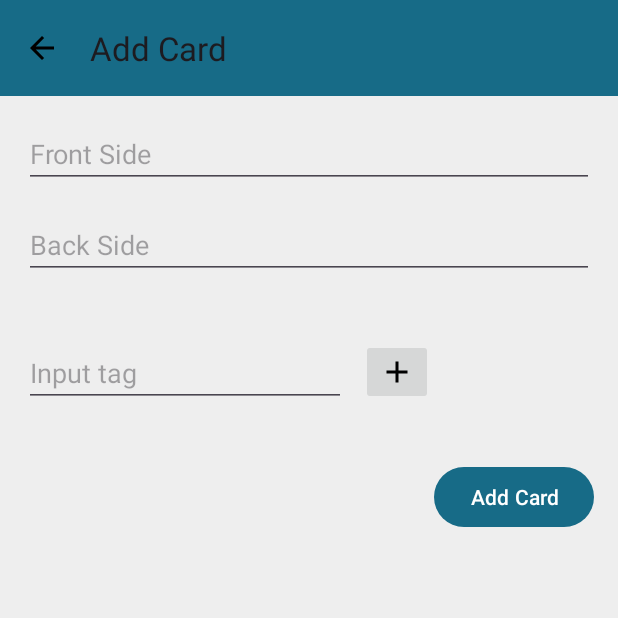
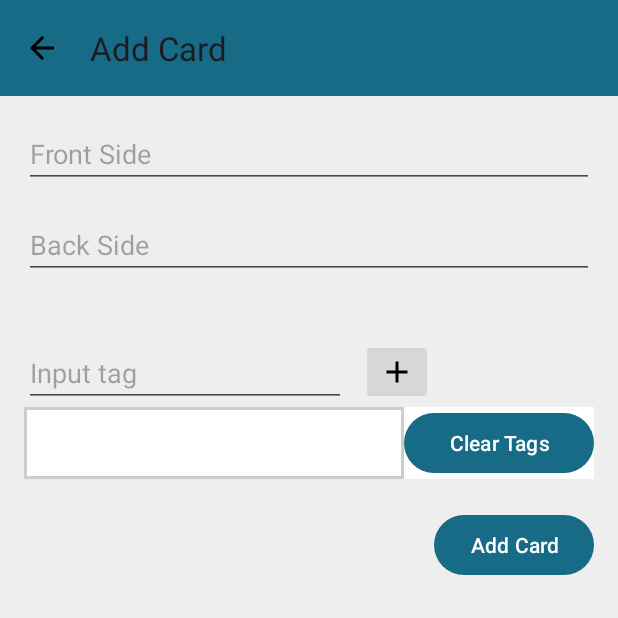
Before and after one commit to borgCode/FlashcardMobile, an Android app: the fragment AddCardFragment placed in its activity, on a phone screen of 412 x 824 dp, the top half of it. Run offline under Robolectric (Android 15) with nearby library versions, the phone set to English and light mode, and no system bars; our stand-ins replace Room's generated code.

Commit message:
Saving tags to cards

```diff
--- a/app/src/main/java/com/example/flashcardmobile/database/dao/CardDao.java
+++ b/app/src/main/java/com/example/flashcardmobile/database/dao/CardDao.java
@@ -9,7 +9,7 @@ import java.util.List;
 @Dao
 public interface CardDao {
     @Insert
-    void insert(Card card);
+    long insert(Card card);
     @Update
     void update(Card card);
     @Delete
--- a/app/src/main/java/com/example/flashcardmobile/database/dao/TagDao.java
+++ b/app/src/main/java/com/example/flashcardmobile/database/dao/TagDao.java
@@ -24,15 +24,21 @@ public interface TagDao {
 
     @Transaction
     @Query("SELECT * FROM tags WHERE id = :tagId")
-    LiveData<List<TagWithCards>> getCardsForTag(long tagId);
+    LiveData<TagWithCards> getCardsForTag(long tagId);
 
     @Transaction
     @Query("SELECT * FROM cards WHERE id = :cardId")
-    LiveData<List<CardWithTags>> getTagsForCard(long cardId);
+    LiveData<CardWithTags> getTagsForCard(long cardId);
 
     @Transaction
     @Insert
     void insertCrossRefs (List<CardTagCrossRef> cardTagCrossRefs);
 
-
+    @Transaction
+    default void updateCrossRefs(long cardId, List<CardTagCrossRef> crossRefs) {
+        deleteCrossRefsByCardId(cardId);
+        insertCrossRefs(crossRefs);
+    }
+    @Query("DELETE FROM card_tag_cross_ref WHERE cardId =:cardId")
+    void deleteCrossRefsByCardId(long cardId);
 }
--- a/app/src/main/java/com/example/flashcardmobile/repository/CardRepository.java
+++ b/app/src/main/java/com/example/flashcardmobile/repository/CardRepository.java
@@ -23,9 +23,9 @@ public class CardRepository {
 
     }
 
-    public void insert(Card card) {
+    public CompletableFuture<Long> insert(Card card) {
         Log.d("Card R", "Inserting into db");
-        CompletableFuture.runAsync(() -> cardDao.insert(card), executorService);
+        return CompletableFuture.supplyAsync(() -> cardDao.insert(card), executorService);
     }
 
     public void update(Card card) {
--- a/app/src/main/java/com/example/flashcardmobile/viewmodel/CardViewModel.java
+++ b/app/src/main/java/com/example/flashcardmobile/viewmodel/CardViewModel.java
@@ -10,6 +10,7 @@ import com.example.flashcardmobile.repository.CardRepository;
 import org.jetbrains.annotations.NotNull;
 
 import java.util.List;
+import java.util.concurrent.CompletableFuture;
 
 public class CardViewModel extends AndroidViewModel {
     private CardRepository cardRepository;
@@ -22,9 +23,9 @@ public class CardViewModel extends AndroidViewModel {
 
     }
 
-    public void insert(Card card) {
+    public CompletableFuture<Long> insert(Card card) {
         Log.d("AddCard ViewModel", "insert into DB");
-        cardRepository.insert(card);
+        return cardRepository.insert(card);
     }
     public void update(Card card) {
         cardRepository.update(card);
--- /dev/null
+++ b/app/src/main/res/drawable/customborder.xml
@@ -0,0 +1,6 @@
+<?xml version="1.0" encoding="utf-8"?>
+<shape xmlns:android="http://schemas.android.com/apk/res/android">
+
+    <solid android:color="@android:color/transparent"/>
+    <stroke android:width="2dp" android:color="#CCCCCC"/>
+</shape>
--- /dev/null
+++ b/app/src/main/res/drawable/ic_close.xml
@@ -0,0 +1,5 @@
+<vector android:height="24dp" android:tint="#000000"
+    android:viewportHeight="24" android:viewportWidth="24"
+    android:width="24dp" xmlns:android="http://schemas.android.com/apk/res/android">
+    <path android:fillColor="@android:color/white" android:pathData="M19,6.41L17.59,5 12,10.59 6.41,5 5,6.41 10.59,12 5,17.59 6.41,19 12,13.41 17.59,19 19,17.59 13.41,12z"/>
+</vector>
--- a/app/src/main/res/layout/fragment_save_card.xml
+++ b/app/src/main/res/layout/fragment_save_card.xml
@@ -68,10 +68,24 @@
                      android:id="@+id/create_tag_button"
         android:tooltipText="@string/create_new_tag"/>
     </LinearLayout>
+    <LinearLayout android:layout_width="match_parent" android:layout_height="wrap_content"
+    android:weightSum="3" android:background="@color/white">
 
-    <LinearLayout android:layout_width="wrap_content" android:layout_height="wrap_content"
-                  android:id="@+id/tag_container" android:orientation="horizontal"
-                  android:padding="8dp"/>
+        <LinearLayout android:layout_width="0dp" android:layout_height="match_parent"
+                      android:id="@+id/tag_container" android:orientation="horizontal"
+                      android:padding="8dp"
+                      android:background="@drawable/customborder"
+        android:layout_weight="2"/>
+        <Button android:layout_width="0dp" android:layout_height="wrap_content"
+                android:layout_weight="1"
+        android:text="@string/clear_tags"
+        android:id="@+id/clear_tags_button"/>
+
+
+
+    </LinearLayout>
+
+
 
 
     <Button android:layout_width="wrap_content" android:layout_height="wrap_content"
--- a/app/src/main/res/values/strings.xml
+++ b/app/src/main/res/values/strings.xml
@@ -65,6 +65,7 @@
     <string name="create_new_tag">Create new tag</string>
     <string name="input_tag_name">Input tag name</string>
     <string name="color_picker">Color picker</string>
+    <string name="clear_tags">Clear Tags</string>
     <string-array name="search_options">
         <item>Decks</item>
         <item>Front side</item>
```
Also changed, not shown: app/src/main/java/com/example/flashcardmobile/repository/TagRepository.java (+6 -2 lines), app/src/main/java/com/example/flashcardmobile/ui/fragment/AddCardFragment.java (+61 -24 lines), app/src/main/java/com/example/flashcardmobile/ui/fragment/EditCardFragment.java (+103 -19 lines), app/src/main/java/com/example/flashcardmobile/viewmodel/TagViewModel.java (+8 -0 lines), app/src/main/res/layout/tag_layout.xml (added, +21 -0 lines).
